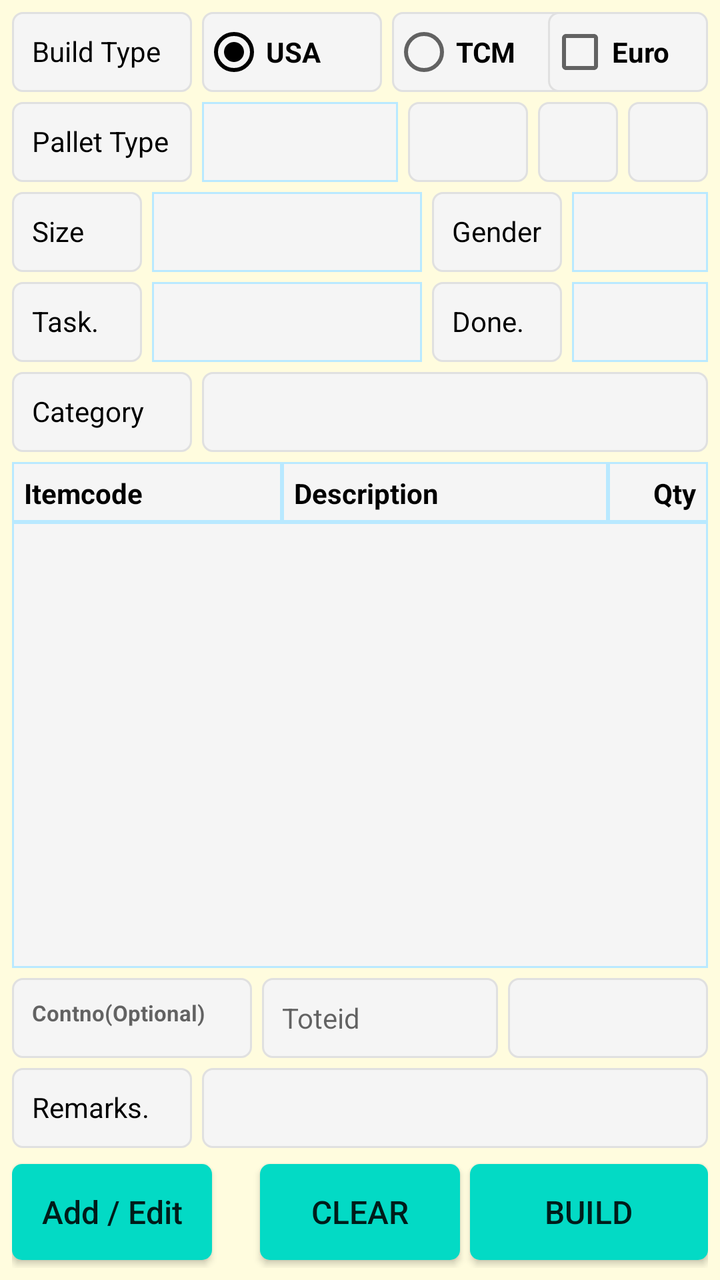
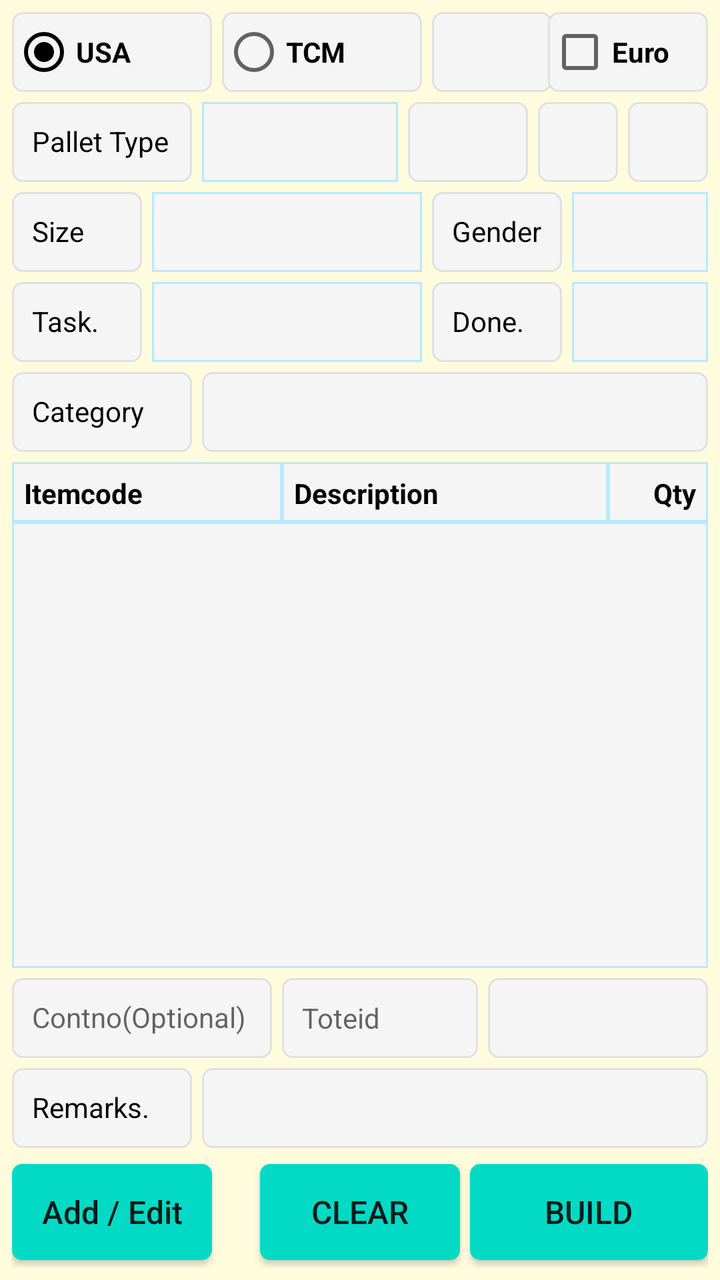

Screens rendered from an Android XML layout before and after an edit, with the pre-edit source and the edit as a unified diff.
<!-- AndroidManifest.xml: application theme AppTheme -->
<!-- res/layout/fragment_usa_box_building.xml -->
<?xml version="1.0" encoding="utf-8"?>
<FrameLayout xmlns:android="http://schemas.android.com/apk/res/android"
    xmlns:app="http://schemas.android.com/apk/res-auto"
    xmlns:tools="http://schemas.android.com/tools"
    android:layout_width="match_parent"
    android:layout_height="match_parent"
    android:background="@color/backColor"
    tools:context=".ui.usaboxbuilding.UsaBoxBuildingFragment">

    <androidx.constraintlayout.widget.ConstraintLayout
        android:layout_width="match_parent"
        android:layout_height="match_parent"
        android:padding="6dp">

        <TextView
            android:id="@+id/TextView16"
            android:layout_width="90dp"
            android:layout_height="40dp"
            android:background="@drawable/et_custom"
            android:gravity="left"
            android:hint=""
            android:padding="10dp"
            android:text="Build Type"
            android:textColor="@color/coloBlack"
            android:textSize="14sp"
            app:layout_constraintStart_toStartOf="parent"
            app:layout_constraintTop_toTopOf="parent" />

        <RadioGroup
            android:id="@+id/rg_pallet_building_category"
            android:layout_width="0dp"
            android:layout_height="40dp"
            android:layout_marginLeft="5dp"
            android:orientation="horizontal"
            app:layout_constraintStart_toEndOf="@+id/TextView16"
            app:layout_constraintTop_toTopOf="parent">

            <RadioButton
                android:id="@+id/rb_usa_box_usa_category"
                android:layout_width="90dp"
                android:layout_height="40dp"
                android:background="@drawable/et_custom"
                android:checked="true"
                android:text="USA"
                android:textStyle="bold"
                app:layout_constraintStart_toEndOf="@+id/TextView16"
                app:layout_constraintTop_toTopOf="@+id/TextView16"
                tools:ignore="TouchTargetSizeCheck" />

            <RadioButton
                android:id="@+id/rb_usa_box_tcm_category"
                android:layout_width="90dp"
                android:layout_height="40dp"
                android:layout_marginLeft="5dp"
                android:background="@drawable/et_custom"
                android:text="TCM"
                android:textStyle="bold"
                app:layout_constraintStart_toEndOf="@+id/rb_usa_box_usa_category"
                app:layout_constraintTop_toTopOf="@+id/TextView16"
                tools:ignore="TouchTargetSizeCheck" />
        </RadioGroup>

        <CheckBox
            android:id="@+id/ch_usa_box_euro"
            android:layout_width="80dp"
            android:layout_height="40dp"
            android:background="@drawable/et_custom"
            android:text="Euro"
            android:textStyle="bold"
            app:layout_constraintEnd_toEndOf="parent"
            app:layout_constraintTop_toTopOf="parent" />

        <TextView
            android:id="@+id/textView4"
            android:layout_width="90dp"
            android:layout_height="40dp"
            android:layout_marginTop="5dp"
            android:background="@drawable/et_custom"
            android:gravity="left"
            android:hint=""
            android:padding="10dp"
            android:text="Pallet Type"
            android:textColor="@color/coloBlack"
            android:textSize="14sp"
            app:layout_constraintStart_toStartOf="parent"
            app:layout_constraintTop_toBottomOf="@+id/TextView16" />

        <Spinner
            android:id="@+id/sp_usa_box_pallettype"
            android:layout_width="0dp"
            android:layout_height="40dp"
            android:layout_marginLeft="5dp"
            android:layout_marginRight="5dp"
            android:background="@drawable/et_custom_total"
            android:gravity="center"
            android:hint=""
            android:padding="8dp"
            android:textSize="12sp"
            app:layout_constraintEnd_toStartOf="@+id/tv_usa_box_pallettype"
            app:layout_constraintStart_toEndOf="@+id/textView4"
            app:layout_constraintTop_toTopOf="@+id/textView4" />

        <TextView
            android:id="@+id/tv_usa_box_pallettype"
            android:layout_width="60dp"
            android:layout_height="40dp"
            android:layout_marginRight="5dp"
            android:background="@drawable/et_custom"
            android:gravity="center"
            android:hint=""
            android:padding="10dp"
            android:text=""
            android:textColor="@color/coloBlack"
            android:textSize="14sp"
            app:layout_constraintEnd_toStartOf="@+id/tv_usa_box_pallettype_allowmix"
            app:layout_constraintTop_toTopOf="@+id/textView4" />

        <TextView
            android:id="@+id/tv_usa_box_pallettype_allowmix"
            android:layout_width="40dp"
            android:layout_height="40dp"
            android:layout_marginRight="5dp"
            android:background="@drawable/et_custom"
            android:gravity="center"
            android:hint=""
            android:padding="10dp"
            android:text=""
            android:textColor="@color/coloBlack"
            android:textSize="14sp"
            app:layout_constraintEnd_toStartOf="@+id/tv_usa_box_pallettype_build_sec"
            app:layout_constraintTop_toTopOf="@+id/textView4" />

        <TextView
            android:id="@+id/tv_usa_box_pallettype_build_sec"
            android:layout_width="40dp"
            android:layout_height="40dp"
            android:background="@drawable/et_custom"
            android:gravity="center"
            android:hint=""
            android:padding="10dp"
            android:text=""
            android:textColor="@color/coloBlack"
            android:textSize="14sp"
            app:layout_constraintEnd_toEndOf="parent"
            app:layout_constraintTop_toTopOf="@+id/textView4" />

        <TextView
            android:id="@+id/textView3"
            android:layout_width="65dp"
            android:layout_height="40dp"
            android:layout_marginTop="5dp"
            android:background="@drawable/et_custom"
            android:gravity="left"
            android:hint=""
            android:padding="10dp"
            android:text="Size"
            android:textColor="@color/coloBlack"
            android:textSize="14sp"
            app:layout_constraintStart_toStartOf="parent"
            app:layout_constraintTop_toBottomOf="@+id/textView4" />

        <TextView
            android:id="@+id/textView15"
            android:layout_width="65dp"
            android:layout_height="40dp"
            android:layout_marginLeft="5dp"
            android:background="@drawable/et_custom"
            android:gravity="left"
            android:hint=""
            android:padding="10dp"
            android:text="Gender"
            android:textColor="@color/coloBlack"
            android:textSize="14sp"
            app:layout_constraintStart_toEndOf="@+id/sp_usa_box_size"
            app:layout_constraintTop_toTopOf="@+id/textView3" />

        <Spinner
            android:id="@+id/sp_usa_box_size"
            android:layout_width="135dp"
            android:layout_height="40dp"
            android:layout_marginLeft="5dp"
            android:background="@drawable/et_custom_total"
            android:gravity="center"
            android:hint=""
            android:padding="8dp"
            android:textSize="12sp"
            app:layout_constraintStart_toEndOf="@+id/textView3"
            app:layout_constraintTop_toTopOf="@+id/textView3"
            tools:ignore="TouchTargetSizeCheck" />

        <Spinner
            android:id="@+id/sp_usa_box_gender"
            android:layout_width="0dp"
            android:layout_height="40dp"
            android:layout_marginLeft="5dp"
            android:background="@drawable/et_custom_total"
            android:gravity="center"
            android:hint=""
            android:padding="8dp"
            android:textSize="12sp"
            app:layout_constraintEnd_toEndOf="parent"
            app:layout_constraintStart_toEndOf="@+id/textView15"
            app:layout_constraintTop_toTopOf="@+id/textView3" />

        <Spinner
            android:id="@+id/sp_usa_box_task"
            android:layout_width="135dp"
            android:layout_height="40dp"
            android:layout_marginLeft="5dp"
            android:background="@drawable/et_custom_total"
            android:gravity="center"
            android:hint=""
            android:padding="8dp"
            android:textSize="12sp"
            app:layout_constraintStart_toEndOf="@+id/textView10"
            app:layout_constraintTop_toTopOf="@+id/textView10" />

        <Spinner
            android:id="@+id/sp_usa_box_done"
            android:layout_width="0dp"
            android:layout_height="40dp"
            android:layout_marginLeft="5dp"
            android:background="@drawable/et_custom_total"
            android:gravity="center"
            android:hint=""
            android:padding="8dp"
            android:textSize="12sp"
            app:layout_constraintEnd_toEndOf="parent"
            app:layout_constraintStart_toEndOf="@+id/textView16"
            app:layout_constraintTop_toTopOf="@+id/textView10" />

        <TextView
            android:id="@+id/textView41"
            android:layout_width="90dp"
            android:layout_height="40dp"
            android:layout_marginTop="5dp"
            android:background="@drawable/et_custom"
            android:gravity="left"
            android:hint=""
            android:padding="10dp"
            android:text="Category"
            android:textColor="@color/coloBlack"
            android:textSize="14sp"
            app:layout_constraintStart_toStartOf="parent"
            app:layout_constraintTop_toBottomOf="@+id/textView10" />

        <TextView
            android:id="@+id/tv_usa_box_building_category"
            android:layout_width="0dp"
            android:layout_height="40dp"
            android:layout_marginLeft="5dp"
            android:background="@drawable/et_custom"
            android:hint=""
            android:padding="10dp"
            android:text=""
            android:textColor="@color/coloBlack"
            android:textSize="14sp"
            app:layout_constraintEnd_toEndOf="parent"
            app:layout_constraintStart_toEndOf="@+id/textView41"
            app:layout_constraintTop_toTopOf="@+id/textView41" />

        <TextView
            android:id="@+id/TextView12"
            android:layout_width="135dp"
            android:layout_height="30dp"
            android:layout_marginTop="5dp"
            android:background="@drawable/et_custom_total"
            android:gravity="left"
            android:hint=""
            android:padding="6dp"
            android:text="Itemcode"
            android:textColor="@color/coloBlack"
            android:textSize="14dp"
            android:textStyle="bold"
            app:layout_constraintStart_toStartOf="parent"
            app:layout_constraintTop_toBottomOf="@+id/textView41" />

        <TextView
            android:id="@+id/TextView13"
            android:layout_width="0dp"
            android:layout_height="30dp"
            android:background="@drawable/et_custom_total"
            android:gravity="left"
            android:hint=""
            android:padding="6dp"
            android:text="Description"
            android:textColor="@color/coloBlack"
            android:textSize="14dp"
            android:textStyle="bold"
            app:layout_constraintEnd_toStartOf="@+id/TextView14"
            app:layout_constraintStart_toEndOf="@+id/TextView12"
            app:layout_constraintTop_toTopOf="@+id/TextView12" />

        <TextView
            android:id="@+id/TextView14"
            android:layout_width="50dp"
            android:layout_height="30dp"
            android:background="@drawable/et_custom_total"
            android:gravity="right"
            android:hint=""
            android:padding="6dp"
            android:text="Qty"
            android:textColor="@color/coloBlack"
            android:textSize="14dp"
            android:textStyle="bold"
            app:layout_constraintEnd_toEndOf="parent"
            app:layout_constraintTop_toTopOf="@+id/TextView12" />

        <ListView
            android:id="@+id/lv_usa_box_details"
            android:layout_width="0dp"
            android:layout_height="0dp"
            android:layout_marginBottom="5dp"
            android:background="@drawable/et_custom_total"
            app:layout_constraintBottom_toTopOf="@+id/et_usa_contno"
            app:layout_constraintEnd_toEndOf="parent"
            app:layout_constraintHorizontal_bias="1.0"
            app:layout_constraintStart_toStartOf="parent"
            app:layout_constraintTop_toBottomOf="@+id/TextView12" />

        <TextView
            android:id="@+id/textView10"
            android:layout_width="65dp"
            android:layout_height="40dp"
            android:layout_marginTop="5dp"
            android:background="@drawable/et_custom"
            android:gravity="left"
            android:hint=""
            android:padding="10dp"
            android:text="Task."
            android:textColor="@color/coloBlack"
            android:textSize="14sp"
            app:layout_constraintStart_toStartOf="parent"
            app:layout_constraintTop_toBottomOf="@+id/textView3" />

        <EditText
            android:id="@+id/et_usa_contno"
            android:layout_width="120dp"
            android:layout_height="40dp"
            android:layout_marginBottom="5dp"
            android:background="@drawable/et_custom"
            android:textStyle="bold"
            android:gravity="left"
            android:hint="Contno(Optional)"
            android:padding="10dp"

            android:text=""
            android:textColor="@color/coloBlack"
            android:textSize="11sp"
            app:layout_constraintBottom_toTopOf="@+id/TextView10"
            app:layout_constraintStart_toStartOf="parent" />

        <EditText
            android:id="@+id/et_usa_box_toteid"
            android:layout_width="0dp"
            android:layout_height="40dp"
            android:layout_marginLeft="5dp"
            android:layout_marginRight="5dp"
            android:background="@drawable/et_custom"
            android:inputType="text"
            android:padding="10dp"
            android:hint="Toteid"
            android:textColor="@color/coloBlack"
            android:textSize="14dp"
            app:layout_constraintEnd_toStartOf="@+id/tv_usa_box_last_box"
            app:layout_constraintStart_toEndOf="@+id/et_usa_contno"
            app:layout_constraintTop_toTopOf="@+id/et_usa_contno" />

        <TextView
            android:id="@+id/tv_usa_box_last_box"
            android:layout_width="100dp"
            android:layout_height="40dp"
            android:background="@drawable/et_custom"
            android:gravity="left"
            android:hint=""
            android:padding="10dp"
            android:text=""
            android:textColor="@color/coloBlack"
            android:textSize="14sp"
            app:layout_constraintEnd_toEndOf="parent"
            app:layout_constraintTop_toTopOf="@+id/et_usa_contno" />

        <TextView
            android:id="@+id/textView16"
            android:layout_width="65dp"
            android:layout_height="40dp"
            android:layout_marginLeft="5dp"
            android:background="@drawable/et_custom"
            android:gravity="left"
            android:hint=""
            android:padding="10dp"
            android:text="Done."
            android:textColor="@color/coloBlack"
            android:textSize="14sp"
            app:layout_constraintStart_toEndOf="@+id/sp_usa_box_task"
            app:layout_constraintTop_toTopOf="@+id/textView10" />

        <TextView
            android:id="@+id/TextView10"
            android:layout_width="90dp"
            android:layout_height="40dp"
            android:layout_marginBottom="8dp"
            android:background="@drawable/et_custom"
            android:gravity="left"
            android:hint=""
            android:padding="10dp"
            android:text="Remarks."
            android:textColor="@color/coloBlack"
            android:textSize="14dp"
            app:layout_constraintBottom_toTopOf="@+id/bt_usa_box_add_items"
            app:layout_constraintStart_toStartOf="parent" />

        <EditText
            android:id="@+id/et_usa_box_remarks"
            android:layout_width="0dp"
            android:layout_height="40dp"
            android:layout_marginLeft="5dp"
            android:background="@drawable/et_custom"
            android:inputType="text"
            android:padding="10dp"
            android:textColor="@color/coloBlack"
            android:textSize="14dp"
            app:layout_constraintEnd_toEndOf="parent"
            app:layout_constraintStart_toEndOf="@+id/TextView10"
            app:layout_constraintTop_toTopOf="@+id/TextView10"
            tools:ignore="SpeakableTextPresentCheck,TouchTargetSizeCheck" />

        <Button
            android:id="@+id/bt_usa_box_clear"
            android:layout_width="100dp"
            android:layout_height="wrap_content"
            android:layout_marginStart="24dp"
            android:layout_marginLeft="24dp"
            android:layout_marginBottom="4dp"
            android:background="@drawable/btn_custom1"
            android:text="CLEAR"
            android:textAllCaps="false"
            android:textSize="16sp"
            app:layout_constraintBottom_toBottomOf="parent"
            app:layout_constraintStart_toEndOf="@+id/bt_usa_box_add_items" />

        <Button
            android:id="@+id/bt_usa_box_add_items"
            android:layout_width="100dp"
            android:layout_height="wrap_content"
            android:layout_marginBottom="4dp"
            android:background="@drawable/btn_custom1"
            android:text="Add / Edit"
            android:textAllCaps="false"
            android:textSize="16sp"
            app:layout_constraintBottom_toBottomOf="parent"
            app:layout_constraintStart_toStartOf="parent" />

        <Button
            android:id="@+id/bt_usa_box_save"
            android:layout_width="0dp"
            android:layout_height="wrap_content"
            android:layout_marginLeft="5dp"
            android:layout_marginBottom="4dp"
            android:background="@drawable/btn_custom1"
            android:text="BUILD"
            android:textAllCaps="false"
            android:textSize="16sp"
            app:layout_constraintBottom_toBottomOf="parent"
            app:layout_constraintEnd_toEndOf="parent"
            app:layout_constraintStart_toEndOf="@+id/bt_usa_box_clear" />

    </androidx.constraintlayout.widget.ConstraintLayout>


</FrameLayout>
<!-- resources referenced by this layout -->
<resources>
  <color name="backColor">#FFFCDE</color>
  <color name="coloBlack">#000000</color>
  <!-- drawable btn_custom1 (drawable) -->
  <?xml version="1.0" encoding="utf-8"?>
  <shape xmlns:android="http://schemas.android.com/apk/res/android"
      android:padding="10dp"
      android:shape="rectangle" >
  
      <solid android:color="@color/colorBtn" />
  
      <corners
          android:bottomLeftRadius="5dp"
          android:bottomRightRadius="5dp"
          android:topLeftRadius="5dp"
          android:topRightRadius="5dp" />
  
  </shape>
  <!-- drawable et_custom (drawable) -->
  <?xml version="1.0" encoding="utf-8"?>
  <shape xmlns:android="http://schemas.android.com/apk/res/android"
      android:padding="10dp"
      android:shape="rectangle" >
  
      <solid android:color="#f5f5f5" />
  
      <stroke
          android:width="1dp"
          android:color="#e0e0e0" />
  
      <corners
          android:bottomLeftRadius="5dp"
          android:bottomRightRadius="5dp"
          android:topLeftRadius="5dp"
          android:topRightRadius="5dp" />
  
  </shape>
  <!-- drawable et_custom_total (drawable) -->
  <?xml version="1.0" encoding="utf-8"?>
  <shape xmlns:android="http://schemas.android.com/apk/res/android"
      android:padding="10dp"
      android:shape="rectangle" >
  
      <solid android:color="#f5f5f5" />
  
      <stroke
          android:width="1dp"
          android:color="#B9E9FF" />
  
      <corners
          android:bottomLeftRadius="0dp"
          android:bottomRightRadius="0dp"
          android:topLeftRadius="0dp"
          android:topRightRadius="0dp" />
  
  </shape>
  <style name="AppTheme" parent="Theme.AppCompat.Light.NoActionBar">
          
          <item name="colorPrimary">@color/colorPrimary</item>
          <item name="colorPrimaryDark">@color/colorPrimaryDark</item>
          <item name="colorAccent">@color/colorAccent</item>
      </style>
  <color name="colorBtn">#03DAC5</color>
  <color name="colorPrimary">#ffb200</color>
  <color name="colorPrimaryDark">#ffb200</color>
  <color name="colorAccent">#000000</color>
</resources>

<!-- the commit's change to res/layout/fragment_usa_box_building.xml (unified diff, before → after) -->
@@ -12,32 +12,17 @@
         android:layout_height="match_parent"
         android:padding="6dp">
 
-        <TextView
-            android:id="@+id/TextView16"
-            android:layout_width="90dp"
-            android:layout_height="40dp"
-            android:background="@drawable/et_custom"
-            android:gravity="left"
-            android:hint=""
-            android:padding="10dp"
-            android:text="Build Type"
-            android:textColor="@color/coloBlack"
-            android:textSize="14sp"
-            app:layout_constraintStart_toStartOf="parent"
-            app:layout_constraintTop_toTopOf="parent" />
-
         <RadioGroup
             android:id="@+id/rg_pallet_building_category"
             android:layout_width="0dp"
             android:layout_height="40dp"
-            android:layout_marginLeft="5dp"
             android:orientation="horizontal"
-            app:layout_constraintStart_toEndOf="@+id/TextView16"
+            app:layout_constraintStart_toStartOf="parent"
             app:layout_constraintTop_toTopOf="parent">
 
             <RadioButton
                 android:id="@+id/rb_usa_box_usa_category"
-                android:layout_width="90dp"
+                android:layout_width="100dp"
                 android:layout_height="40dp"
                 android:background="@drawable/et_custom"
                 android:checked="true"
@@ -49,7 +34,7 @@
 
             <RadioButton
                 android:id="@+id/rb_usa_box_tcm_category"
-                android:layout_width="90dp"
+                android:layout_width="100dp"
                 android:layout_height="40dp"
                 android:layout_marginLeft="5dp"
                 android:background="@drawable/et_custom"
@@ -60,6 +45,23 @@
                 tools:ignore="TouchTargetSizeCheck" />
         </RadioGroup>
 
+        <TextView
+            android:id="@+id/tv_usa_box_boxprefix"
+            android:layout_width="60dp"
+            android:layout_height="40dp"
+            android:layout_marginLeft="5dp"
+            android:background="@drawable/et_custom"
+            android:gravity="center"
+            android:hint=""
+            android:textStyle="bold"
+            android:padding="10dp"
+            android:text=""
+            android:textColor="@color/coloBlack"
+            android:textSize="14sp"
+            app:layout_constraintStart_toEndOf="@+id/rg_pallet_building_category"
+            app:layout_constraintTop_toTopOf="@+id/rg_pallet_building_category" />
+
+
         <CheckBox
             android:id="@+id/ch_usa_box_euro"
             android:layout_width="80dp"
@@ -83,7 +85,7 @@
             android:textColor="@color/coloBlack"
             android:textSize="14sp"
             app:layout_constraintStart_toStartOf="parent"
-            app:layout_constraintTop_toBottomOf="@+id/TextView16" />
+            app:layout_constraintTop_toBottomOf="@+id/rg_pallet_building_category" />
 
         <Spinner
             android:id="@+id/sp_usa_box_pallettype"
@@ -335,18 +337,16 @@
 
         <EditText
             android:id="@+id/et_usa_contno"
-            android:layout_width="120dp"
+            android:layout_width="130dp"
             android:layout_height="40dp"
             android:layout_marginBottom="5dp"
             android:background="@drawable/et_custom"
-            android:textStyle="bold"
             android:gravity="left"
             android:hint="Contno(Optional)"
             android:padding="10dp"
-
-            android:text=""
-            android:textColor="@color/coloBlack"
-            android:textSize="11sp"
+            android:text=""
+            android:textColor="@color/coloBlack"
+            android:textSize="14sp"
             app:layout_constraintBottom_toTopOf="@+id/TextView10"
             app:layout_constraintStart_toStartOf="parent" />
 
@@ -368,7 +368,7 @@
 
         <TextView
             android:id="@+id/tv_usa_box_last_box"
-            android:layout_width="100dp"
+            android:layout_width="110dp"
             android:layout_height="40dp"
             android:background="@drawable/et_custom"
             android:gravity="left"
